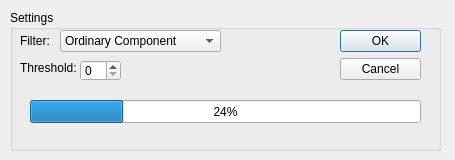
PGery89/IonogramProcessing, file labeling_dialog.ui: the form before one commit.
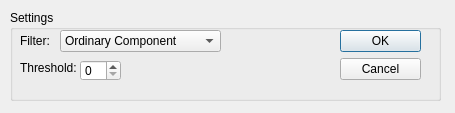
The form after the commit.

Commit message: Improved labeling running time.

Diff of the .ui file:
```diff
--- a/labeling_dialog.ui
+++ b/labeling_dialog.ui
@@ -7,7 +7,7 @@
     <x>0</x>
     <y>0</y>
     <width>455</width>
-    <height>160</height>
+    <height>113</height>
    </rect>
   </property>
   <property name="windowTitle">
@@ -19,7 +19,7 @@
      <x>10</x>
      <y>10</y>
      <width>431</width>
-     <height>141</height>
+     <height>91</height>
     </rect>
    </property>
    <property name="title">
@@ -100,19 +100,6 @@
      </rect>
     </property>
    </widget>
-   <widget class="QProgressBar" name="filteringProgressBar">
-    <property name="geometry">
-     <rect>
-      <x>20</x>
-      <y>90</y>
-      <width>391</width>
-      <height>23</height>
-     </rect>
-    </property>
-    <property name="value">
-     <number>24</number>
-    </property>
-   </widget>
   </widget>
  </widget>
  <resources/>
```
The commit also changes 9 other files.
